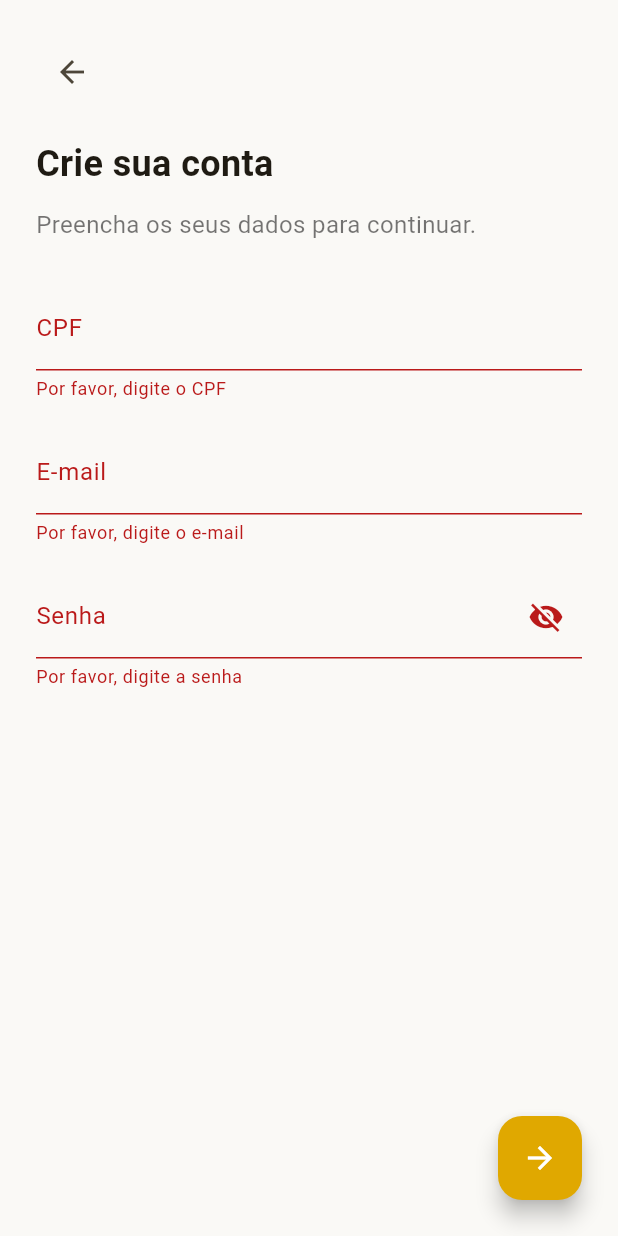
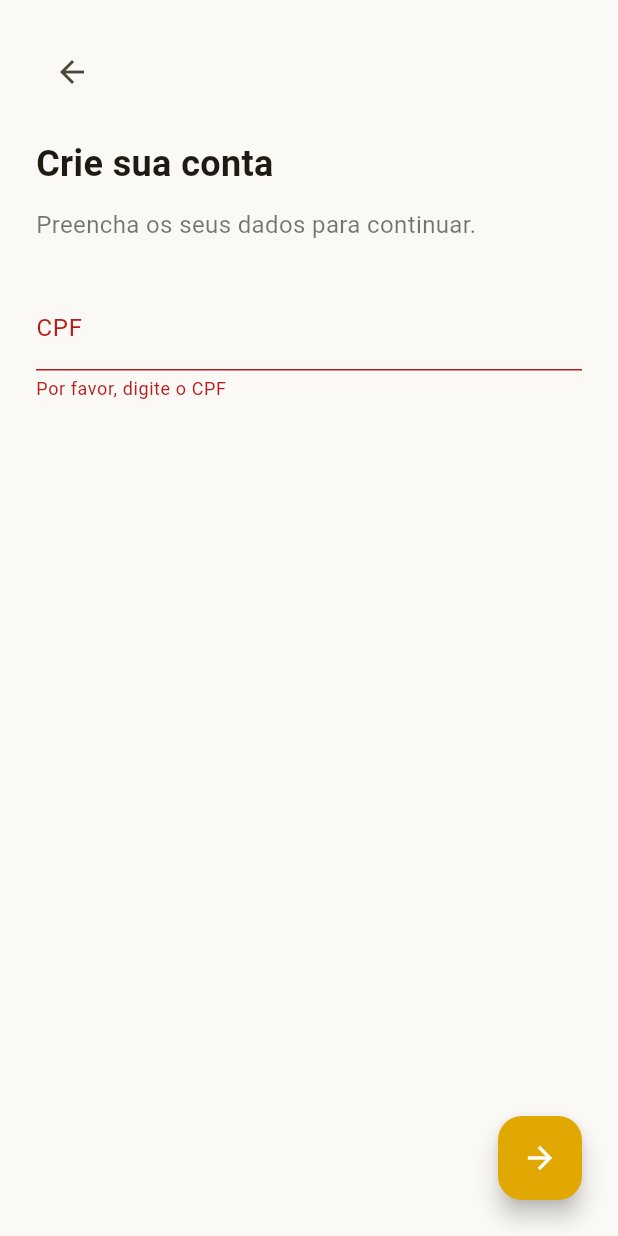
Before and after one commit to PedroHenrique1s/SyncPass, a Flutter app: the CpfScreen screen opened directly, after a tap on the "arrow forward" icon, on a phone screen of 412 x 824 dp. Run offline on Flutter 3.47's test engine with Material 3 defaults, Android fonts, the light colour scheme and no system bars; our stand-ins replace cloud_firestore, firebase_auth, firebase_core, google_sign_in, mask_text_input_formatter; accounts and stored records are empty.

```diff
--- a/lib/Feature/Login/Screen/cpf_sreen.dart
+++ b/lib/Feature/Login/Screen/cpf_sreen.dart
@@ -1,6 +1,6 @@
 import 'package:flutter/material.dart';
 import 'package:mask_text_input_formatter/mask_text_input_formatter.dart';
-import 'package:sync_pass/Feature/Home/validationCPF.dart';
+import 'package:sync_pass/Core/validationCPF.dart';
 
 // 1. Classe renomeada de ValidationPage para CpfScreen
 class CpfScreen extends StatefulWidget {
@@ -19,9 +19,6 @@ class _CpfScreenState extends State<CpfScreen> {
   final TextEditingController _cpfController = TextEditingController();
   final TextEditingController _emailController = TextEditingController();
   final TextEditingController _passwordController = TextEditingController();
-
-  // 4. Variável para controlar a visibilidade da senha
-  bool _isPasswordVisible = false;
 
   // Máscara para o campo de CPF
   final cpfFormatter = MaskTextInputFormatter(
@@ -107,59 +104,6 @@ class _CpfScreenState extends State<CpfScreen> {
                     return null;
                   },
                 ),
-                const SizedBox(height: 20),
-
-                // --- 5. NOVO CAMPO E-MAIL ---
-                TextFormField(
-                  controller: _emailController,
-                  keyboardType: TextInputType.emailAddress,
-                  decoration: const InputDecoration(
-                    labelText: "E-mail",
-                    hintText: "seu@email.com",
-                  ),
-                  validator: (value) {
-                    if (value == null || value.isEmpty) {
-                      return "Por favor, digite o e-mail";
-                    }
-                    // Validação simples para verificar se o e-mail tem um formato válido
-                    if (!RegExp(r'^[^@]+@[^@]+\.[^@]+').hasMatch(value)) {
-                      return "Digite um e-mail válido";
-                    }
-                    return null;
-                  },
-                ),
-                const SizedBox(height: 20),
-
-                // --- 6. NOVO CAMPO SENHA ---
-                TextFormField(
-                  controller: _passwordController,
-                  obscureText: !_isPasswordVisible, // Controla se o texto fica oculto
-                  decoration: InputDecoration(
-                    labelText: "Senha",
-                    hintText: "********",
-                    // Ícone para alternar a visibilidade da senha
-                    suffixIcon: IconButton(
-                      icon: Icon(
-                        _isPasswordVisible ? Icons.visibility : Icons.visibility_off,
-                      ),
-                      onPressed: () {
-                        // Atualiza o estado para redesenhar a tela com a nova visibilidade
-                        setState(() {
-                          _isPasswordVisible = !_isPasswordVisible;
-                        });
-                      },
-                    ),
-                  ),
-                  validator: (value) {
-                    if (value == null || value.isEmpty) {
-                      return "Por favor, digite a senha";
-                    }
-                    if (value.length < 6) {
-                      return "A senha deve ter no mínimo 6 caracteres";
-                    }
-                    return null;
-                  },
-                ),
 
                 const Spacer(), // Empurra o botão para o final
                 Align(
```
Also changed, not shown: lib/Core/validationCPF.dart (renamed from lib/Feature/Home/validationCPF.dart).
